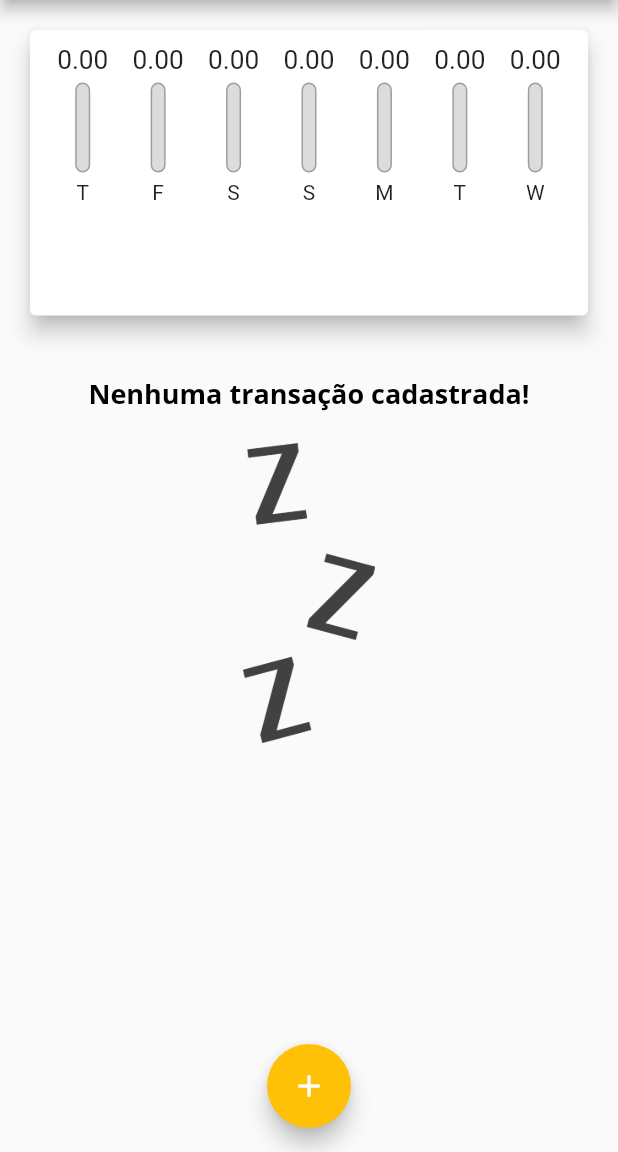
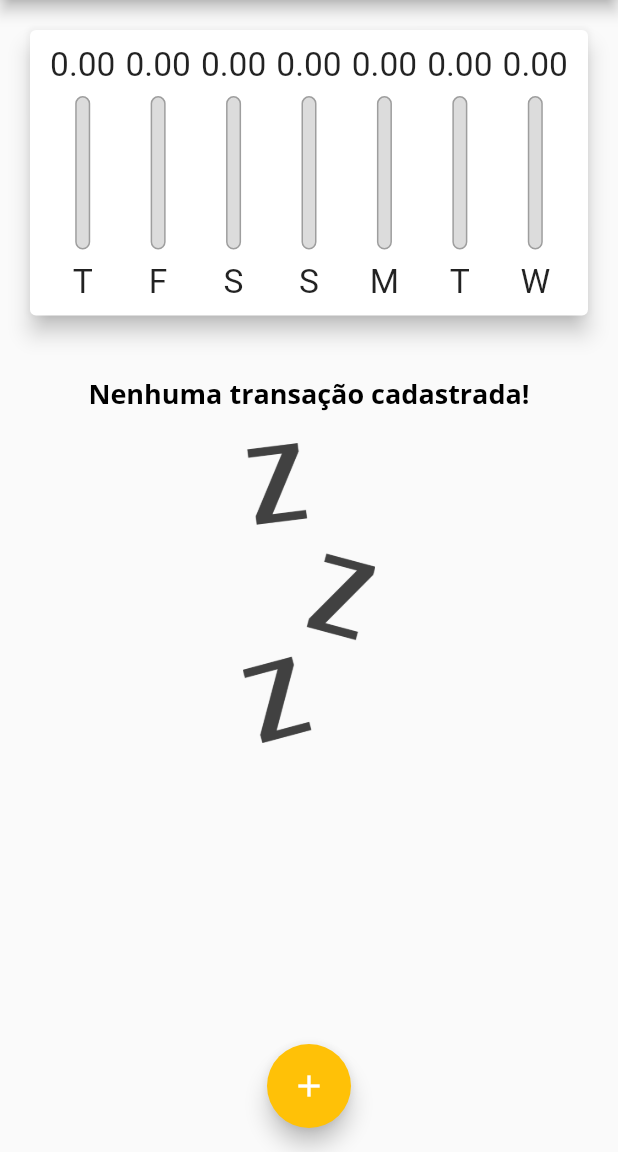
Before and after one commit to IcaroMourao/expenses-flutter, a Flutter app: the screen it shows after launch, on a phone screen of 412 x 824 dp, the part 84-1236 px from its top. Run offline on Flutter 3.47's test engine with Material 2 defaults, Android fonts, the phone set to English and light mode, and no system bars.

Commit message:
Utiliza LayoutBuilder para melhorar a responsividade do componente de gráfico [aula-145]

```diff
--- a/lib/components/chart_bar.dart
+++ b/lib/components/chart_bar.dart
@@ -13,17 +13,19 @@ class ChartBar extends StatelessWidget {
 
   @override
   Widget build(BuildContext context) {
+    return LayoutBuilder(
+      builder: (context, constraints) {
         return Column(
           children: <Widget>[
             Container(
-          height: 20,
+              height: constraints.maxHeight * 0.15,
               child: FittedBox(
                 child: Text('${value.toStringAsFixed(2)}'),
               ),
             ),
-        SizedBox(height: 5),
+            SizedBox(height: constraints.maxHeight * 0.05),
             Container(
-          height: 60,
+              height: constraints.maxHeight * 0.6,
               width: 10,
               child: Stack(
                 alignment: Alignment.bottomCenter,
@@ -50,9 +52,16 @@ class ChartBar extends StatelessWidget {
                 ],
               ),
             ),
-        SizedBox(height: 5),
-        Text(label),
+            SizedBox(height: constraints.maxHeight * 0.05),
+            Container(
+              height: constraints.maxHeight * 0.15,
+              child: FittedBox(
+                child: Text(label),
+              ),
+            ),
           ],
+        );
+      },
     );
   }
 }
```
Lines whose indentation alone changed are shown as unchanged.
